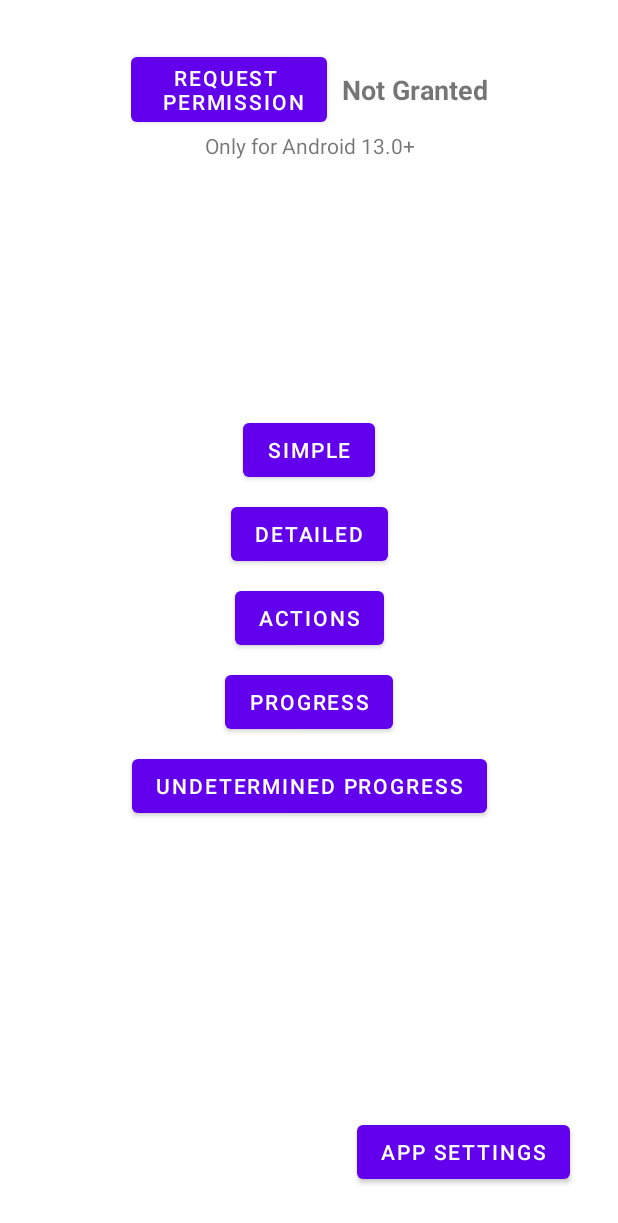
After one commit to vanskarner/SimpleNotify, an Android app: the MessagingActivity screen opened directly, with no data from a screen before it, on a phone screen of 412 x 824 dp. The commit adds this screen. Shown: the top 1223 px of the screen. Run offline under Robolectric (Android 15) with nearby library versions, the phone set to English and light mode, and no system bars.

Commit message:
development of examples for messaging style in notifications

```diff
--- a/app/src/main/AndroidManifest.xml
+++ b/app/src/main/AndroidManifest.xml
@@ -29,6 +29,9 @@
             android:name=".styles.BasicActivity"
             android:exported="true" />
         <activity
+            android:name=".styles.MessagingActivity"
+            android:exported="true" />
+        <activity
             android:name=".BasicBubbleActivity"
             android:allowEmbedded="true"
             android:documentLaunchMode="always"
--- a/app/src/main/java/com/vanskarner/samplenotify/bubbles/SampleBubbleNotificationView.kt
+++ b/app/src/main/java/com/vanskarner/samplenotify/bubbles/SampleBubbleNotificationView.kt
@@ -7,7 +7,6 @@ import android.content.Context
 import android.content.Context.NOTIFICATION_SERVICE
 import android.content.Intent
 import android.os.Build
-import androidx.annotation.RequiresApi
 import androidx.core.app.NotificationCompat
 import androidx.core.app.NotificationCompat.MessagingStyle.Message
 import androidx.core.app.Person
@@ -18,7 +17,6 @@ import com.vanskarner.samplenotify.BasicBubbleActivity
 import com.vanskarner.samplenotify.MainActivity
 import com.vanskarner.samplenotify.R
 
-@RequiresApi(Build.VERSION_CODES.N_MR1)
 class SampleBubbleNotificationView(private val context: Context) {
     private val notificationManager: NotificationManager by lazy {
         context.getSystemService(NOTIFICATION_SERVICE) as NotificationManager
--- /dev/null
+++ b/app/src/main/java/com/vanskarner/samplenotify/styles/MessagingActivity.kt
@@ -0,0 +1,112 @@
+package com.vanskarner.samplenotify.styles
+
+import android.graphics.BitmapFactory
+import android.os.Build
+import android.os.Bundle
+import android.widget.Button
+import android.widget.TextView
+import androidx.activity.result.contract.ActivityResultContracts
+import androidx.core.app.NotificationCompat.MessagingStyle.Message
+import androidx.core.app.Person
+import androidx.core.graphics.drawable.IconCompat
+import com.vanskarner.samplenotify.BaseActivity
+import com.vanskarner.samplenotify.R
+import com.vanskarner.samplenotify.SimpleNotify
+import com.vanskarner.samplenotify.bubbles.SampleBubbleNotificationView
+
+class MessagingActivity : BaseActivity() {
+
+    private val requestPermissionLauncher =
+        registerForActivityResult(ActivityResultContracts.RequestPermission()) { isGranted ->
+            //If the permit request is rejected twice, the remaining attempts will be false.
+            findViewById<TextView>(R.id.tvPermission).text = getPermissionMsg(isGranted)
+            if (!isGranted) showPermissionDeniedDialog()
+        }
+
+    override fun onCreate(savedInstanceState: Bundle?) {
+        super.onCreate(savedInstanceState)
+        setContentView(R.layout.messaging_style_activity)
+        if (Build.VERSION.SDK_INT >= Build.VERSION_CODES.TIRAMISU) {
+            val permission = getPermissionMsg(hasNotificationPermission())
+            findViewById<TextView>(R.id.tvPermission).text = permission
+            findViewById<Button>(R.id.btnPermission).setOnClickListener {
+                requestPermissionLauncher.launch(android.Manifest.permission.POST_NOTIFICATIONS)
+            }
+        }
+        findViewById<Button>(R.id.btnSetting).setOnClickListener { }
+        findViewById<Button>(R.id.btnType1).setOnClickListener { simple() }
+        findViewById<Button>(R.id.btnType2).setOnClickListener {  }
+        findViewById<Button>(R.id.btnType3).setOnClickListener { }
+        findViewById<Button>(R.id.btnType4).setOnClickListener { }
+        findViewById<Button>(R.id.btnType5).setOnClickListener {
+            val notification = SampleBubbleNotificationView(this)
+            notification.showNotification(
+                title = "Any title",
+                mySelf = Person.Builder()
+                    .setName("Jennifer")
+                    .setIcon(
+                        IconCompat.createWithAdaptiveBitmap(
+                            BitmapFactory.decodeStream(assets.open("sample_avatar.jpg"))
+                        )
+                    )
+                    .setImportant(true)
+                    .build(),
+                message = Message(
+                    "Look at my Rolex, loser...",
+                    System.currentTimeMillis(),
+                    Person.Builder()
+                        .setName("Dina Balearte")
+                        .setIcon(
+                            IconCompat.createWithAdaptiveBitmap(
+                                BitmapFactory.decodeStream(assets.open("dina1.jpg"))
+                            )
+                        )
+                        .setImportant(true)
+                        .build()
+                ),
+                notificationId = 123
+            )
+        }
+    }
+
+    private fun simple() {
+        SimpleNotify.with(this)
+            .asMessaging {
+                user = Person.Builder()
+                    .setName("Wayki")
+                    .build()
+                conversationTitle = "The Big Show"
+                messages = arrayListOf(
+                    Message(
+                        "Help me find my rolex...",
+                        System.currentTimeMillis() - (5 * 60 * 1000),
+                        Person.Builder()
+                            .setName("Balearte")
+                            .setIcon(iconFromFilename("dina1.jpg"))
+                            .build()
+                    ),
+                    Message(
+                        "I'm sorry, but I already supported her by making Harvey Colchado fall.",
+                        System.currentTimeMillis() - (5 * 60 * 1000),
+                        Person.Builder()
+                            .setName("Ministroll")
+                            .setIcon(iconFromFilename("ministroll.jpg"))
+                            .build()
+                    ),
+                    Message(
+                        "Hey don't bother me, I supported it by unsubscribing people in December 2022.",
+                        System.currentTimeMillis() - (5 * 60 * 1000),
+                        Person.Builder()
+                            .setName("Carnicero")
+                            .setIcon(iconFromFilename("carnicero.jpg"))
+                            .build()
+                    )
+                )
+            }
+            .show()
+    }
+
+    private fun iconFromFilename(fileName: String): IconCompat =
+        IconCompat.createWithAdaptiveBitmap(BitmapFactory.decodeStream(assets.open(fileName)))
+
+}
--- /dev/null
+++ b/app/src/main/res/layout/messaging_style_activity.xml
@@ -0,0 +1,101 @@
+<?xml version="1.0" encoding="utf-8"?>
+<androidx.constraintlayout.widget.ConstraintLayout xmlns:android="http://schemas.android.com/apk/res/android"
+    xmlns:app="http://schemas.android.com/apk/res-auto"
+    xmlns:tools="http://schemas.android.com/tools"
+    android:layout_width="match_parent"
+    android:layout_height="match_parent"
+    tools:ignore="HardcodedText">
+
+    <LinearLayout
+        android:gravity="center"
+        android:layout_width="wrap_content"
+        android:layout_height="wrap_content"
+        android:orientation="vertical"
+        app:layout_constraintBottom_toBottomOf="parent"
+        app:layout_constraintEnd_toEndOf="parent"
+        app:layout_constraintStart_toStartOf="parent"
+        app:layout_constraintTop_toTopOf="parent">
+
+        <Button
+            android:id="@+id/btnType1"
+            android:layout_width="wrap_content"
+            android:layout_height="wrap_content"
+            android:layout_margin="4dp"
+            android:text="Simple" />
+
+        <Button
+            android:id="@+id/btnType2"
+            android:layout_width="wrap_content"
+            android:layout_height="wrap_content"
+            android:layout_margin="4dp"
+            android:text="Detailed" />
+
+        <Button
+            android:id="@+id/btnType3"
+            android:layout_width="wrap_content"
+            android:layout_height="wrap_content"
+            android:layout_margin="4dp"
+            android:text="Actions" />
+
+        <Button
+            android:id="@+id/btnType4"
+            android:layout_width="wrap_content"
+            android:layout_height="wrap_content"
+            android:layout_margin="4dp"
+            android:text="Progress" />
+        <Button
+            android:id="@+id/btnType5"
+            android:layout_width="wrap_content"
+            android:layout_height="wrap_content"
+            android:layout_margin="4dp"
+            android:text="Undetermined Progress" />
+    </LinearLayout>
+
+    <LinearLayout
+        android:id="@+id/lyPermission"
+        android:layout_width="wrap_content"
+        android:layout_height="wrap_content"
+        android:layout_marginTop="32dp"
+        android:checked="true"
+        android:gravity="center"
+        android:orientation="horizontal"
+        android:text="Notification Permission"
+        app:layout_constraintEnd_toEndOf="parent"
+        app:layout_constraintStart_toStartOf="parent"
+        app:layout_constraintTop_toTopOf="parent">
+
+        <Button
+            android:id="@+id/btnPermission"
+            android:layout_width="wrap_content"
+            android:layout_height="wrap_content"
+            android:text="Request \n Permission" />
+
+        <TextView
+            android:id="@+id/tvPermission"
+            android:layout_width="wrap_content"
+            android:layout_height="wrap_content"
+            android:layout_marginStart="10dp"
+            android:textSize="18sp"
+            android:textStyle="bold"
+            tools:text="Not granted" />
+    </LinearLayout>
+
+    <TextView
+        android:layout_width="wrap_content"
+        android:layout_height="wrap_content"
+        android:text="Only for Android 13.0+"
+        app:layout_constraintEnd_toEndOf="@+id/lyPermission"
+        app:layout_constraintStart_toStartOf="@+id/lyPermission"
+        app:layout_constraintTop_toBottomOf="@+id/lyPermission" />
+
+    <Button
+        android:id="@+id/btnSetting"
+        android:layout_width="wrap_content"
+        android:layout_height="wrap_content"
+        android:layout_marginEnd="32dp"
+        android:layout_marginBottom="32dp"
+        android:text="App Settings"
+        app:layout_constraintBottom_toBottomOf="parent"
+        app:layout_constraintEnd_toEndOf="parent" />
+
+</androidx.constraintlayout.widget.ConstraintLayout>
```
Also changed, not shown: app/src/main/java/com/vanskarner/samplenotify/MainActivity.kt (+2 -38 lines).
